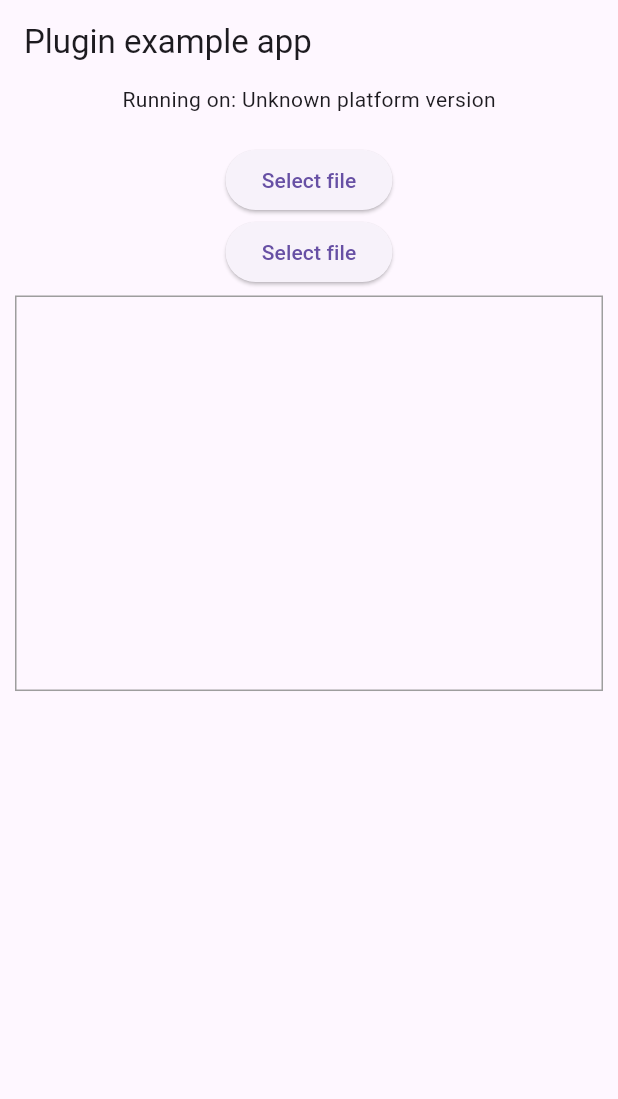
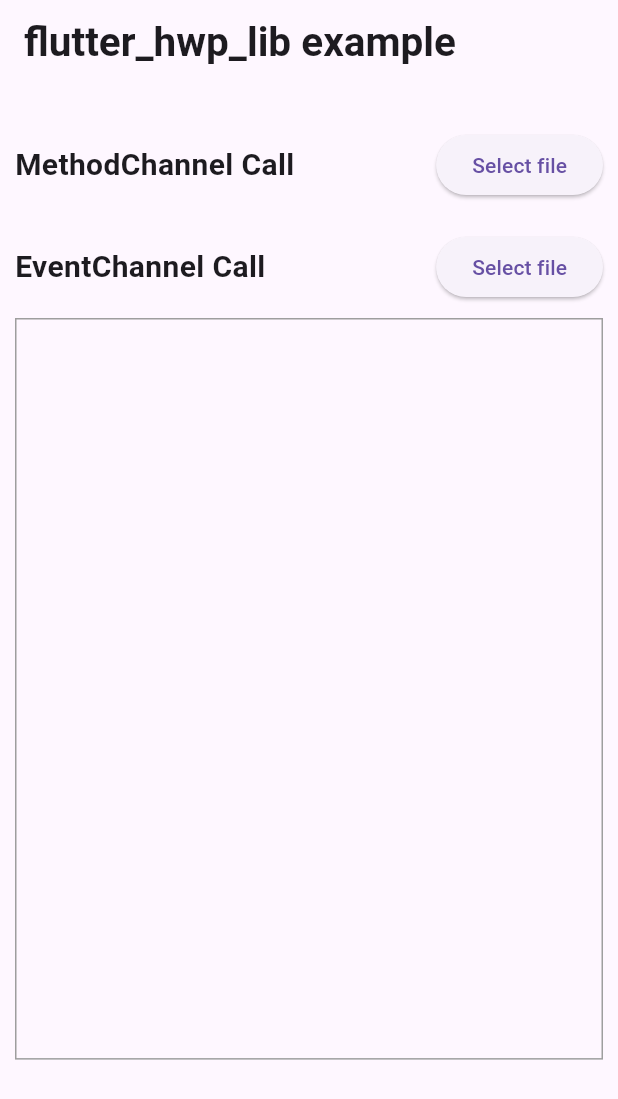
Before and after one commit to deokgyuhan/flutter_hwp_lib, a Flutter app: the screen it shows after launch, after a tap on "Select file", on a phone screen of 412 x 824 dp. Shown: the top 1099 px of the screen. Run offline on Flutter 3.47's test engine with Material 3 defaults, Android fonts, the phone set to English and light mode, and no system bars; our stand-ins replace file_picker, plugin_platform_interface.

Commit message:
2023.09.11. commit(3)

```diff
--- a/example/lib/main.dart
+++ b/example/lib/main.dart
@@ -21,7 +21,6 @@ class _MyAppState extends State<MyApp> {
 
   List<String> _events = [];
   final _eventStreamController = StreamController<String>();
-
   final ScrollController _scrollController = ScrollController();
 
   @override
@@ -63,14 +62,28 @@ class _MyAppState extends State<MyApp> {
     return MaterialApp(
       home: Scaffold(
         appBar: AppBar(
-          title: const Text('Plugin example app'),
+          title: const Text(
+              'flutter_hwp_lib example',
+              style: TextStyle(fontSize: 27, fontWeight: FontWeight.bold),
           ),
-        body: Column(
+        ),
+        body:  Padding(
+            padding: EdgeInsets.symmetric(vertical: 10, horizontal: 10,),
+            child: Column(
               children: [
-            Center(
-              child: Text('Running on: $_platformVersion\n'),
+                // Center(
+                //   child: Text('Running on: $_platformVersion\n'),
+                // ),
+                SizedBox(height: 20,),
+                Column(
+                  children: [
+                    Row(
+                        mainAxisAlignment: MainAxisAlignment.spaceBetween,
+                        children: [
+                          Text(
+                            'MethodChannel Call',
+                            style: TextStyle(fontSize: 20, fontWeight: FontWeight.bold),
                           ),
-
                           ElevatedButton(
                             onPressed: () async {
                               String? filePath = "";
@@ -82,10 +95,9 @@ class _MyAppState extends State<MyApp> {
                                 full_path = filePath.toString();
                                 if(filePath != null) {
                                   print("----------------->filePath: " + filePath);
-                    print("----------------->full path: " + full_path);
+                                  print("----------------->fullPath: " + full_path);
+                                  await _extractingText(filePath);
                                 }
-
-                  var text = await _flutterHwpLibPlugin.extractingText(filePath!);
 
                               } else {
                                 // User canceled the picker
@@ -93,7 +105,19 @@ class _MyAppState extends State<MyApp> {
                             },
                             child: Text("Select file"),
                           ),
-
+                        ]),
+                  ],
+                ),
+                SizedBox(height: 20,),
+                Column(
+                  children: [
+                    Row(
+                        mainAxisAlignment: MainAxisAlignment.spaceBetween,
+                        children: [
+                          Text(
+                            'EventChannel Call',
+                            style: TextStyle(fontSize: 20, fontWeight: FontWeight.bold),
+                          ),
                           ElevatedButton(
                             onPressed: () async {
                               String? filePath = "";
@@ -105,7 +129,7 @@ class _MyAppState extends State<MyApp> {
                                 full_path = filePath.toString();
                                 if(filePath != null) {
                                   print("----------------->filePath: " + filePath);
-                    print("----------------->full path: " + full_path);
+                                  print("----------------->fullPath: " + full_path);
 
                                   _extractingTextFromBigFile(filePath);
                                 }
@@ -115,14 +139,14 @@ class _MyAppState extends State<MyApp> {
                             },
                             child: Text("Select file"),
                           ),
+                        ]),
+                    SizedBox(height: 10,),
 
                     Container(
-              child: Padding(
-                padding: EdgeInsets.symmetric(vertical: 5, horizontal: 10,),
                       child: Container(
                         width: double.infinity,
                         // height: double.infinity,
-                  height:  MediaQuery.of(context).size.height*0.32,
+                        height:  MediaQuery.of(context).size.height*0.6,
                         decoration: BoxDecoration(
                           border: Border.all(color: Colors.grey),
                         ),
@@ -141,23 +165,31 @@ class _MyAppState extends State<MyApp> {
                         ),
                       ),
                     ),
+                  ],
                 ),
               ],
-        ),
+            )),
       ),
     );
   }
 
-  Future<String?> _extractingText(String filePath) async {
-    return await _flutterHwpLibPlugin.extractingText(filePath!);
+  Future<void> _extractingText(String filePath) async {
+    _clearLog();
+    _eventStreamController.sink.add('MethodChannel Call...');
+
+    var text = await _flutterHwpLibPlugin.extractingText(filePath);
+    _eventStreamController.sink.add('-> '+text!);
+    _addEvent('MethodChannel Call...');
+    _addEvent(text);
   }
 
   StreamSubscription<dynamic>? _eventSubscription;
   void _extractingTextFromBigFile(String filePath) async {
 
     _clearLog();
-    _eventStreamController.sink.add('Starting...');
+    _eventStreamController.sink.add('EventChannel Call...');
 
+    _addEvent('EventChannel Call...');
     _eventSubscription =  await _flutterHwpLibPlugin
         .extractingTextFromBigFile(filePath)
         .listen((event) {
--- a/pubspec.yaml
+++ b/pubspec.yaml
@@ -1,11 +1,11 @@
 name: flutter_hwp_lib
-description: A new Flutter plugin project.
+description: flutter_hwp_lib plugin project.
 version: 0.0.1
 homepage:
 
 environment:
-  sdk: '>=3.2.0-8.0.dev <4.0.0'
-  flutter: '>=3.3.0'
+  sdk: '>=2.17.0 <4.0.0'
+  flutter: '>=1.20.0'
 
 dependencies:
   flutter:
```
Also changed, not shown: 1 other file. Lines whose indentation alone changed are shown as unchanged.
